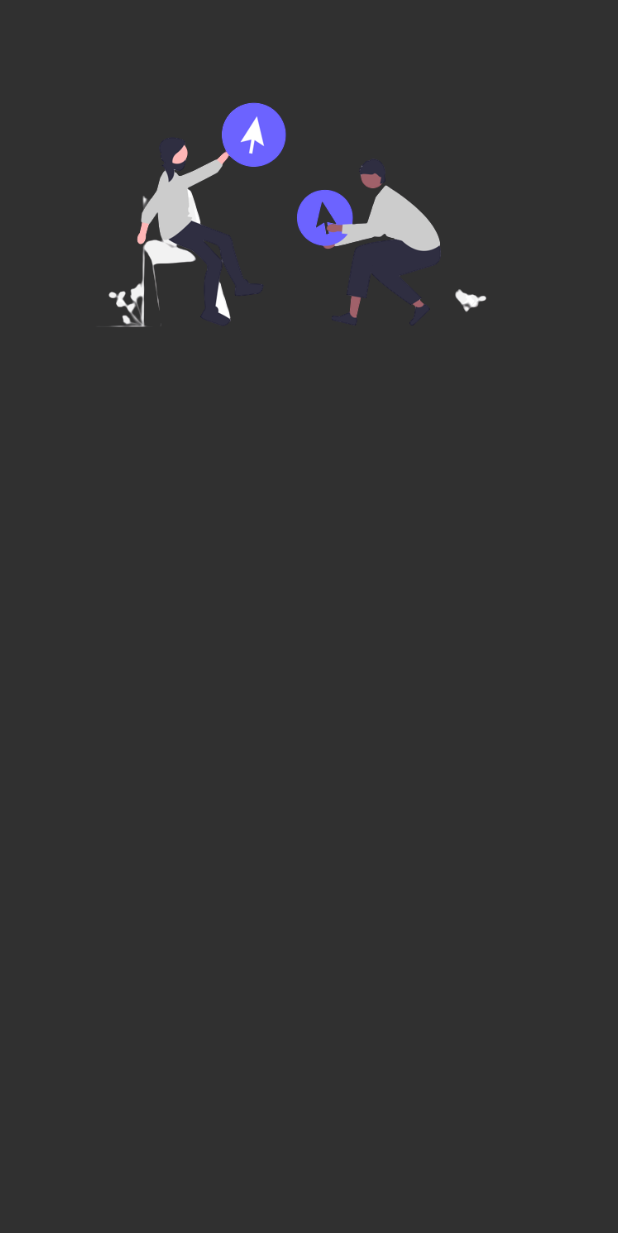
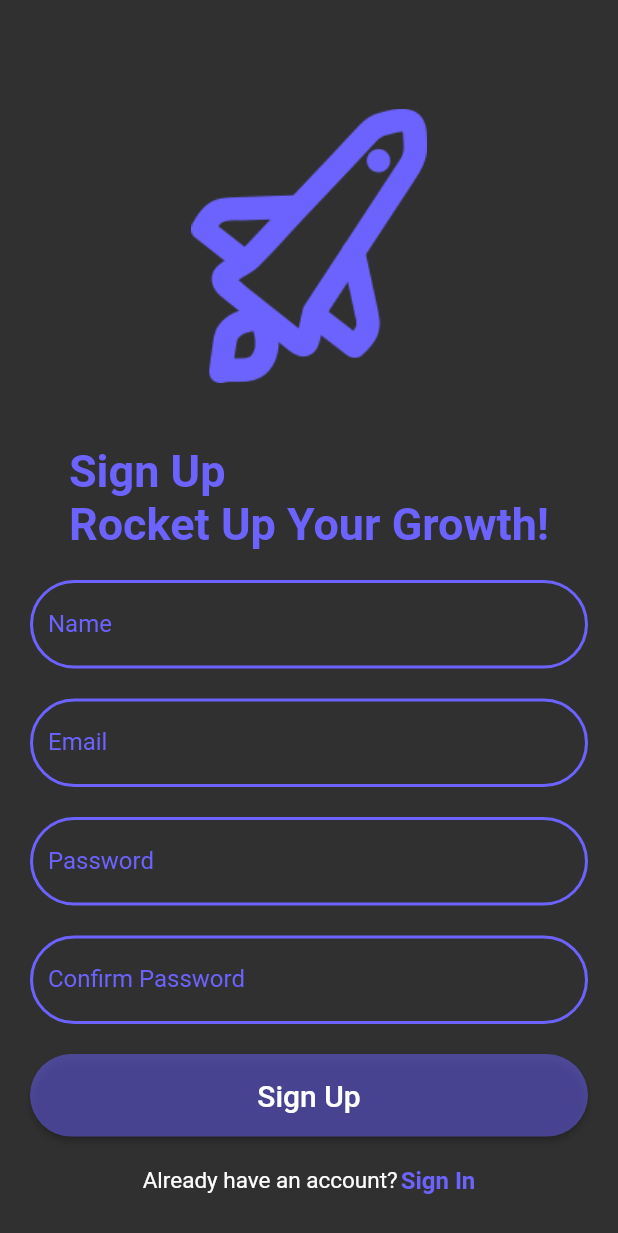
Before and after one commit to shivanshg06/blog_app_flutter, a Flutter app: the SignUpPage screen opened directly, on a phone screen of 412 x 824 dp. Shown: the top 1233 px of the screen. Run offline on Flutter 3.47's test engine with Material 2 defaults, Android fonts, the phone set to English and light mode, and no system bars; missing offline and left inert: onboarding.

Commit message:
signin-signup pages frontend

```diff
--- a/lib/pages/signup.dart
+++ b/lib/pages/signup.dart
@@ -1,7 +1,10 @@
-// ignore_for_file: sized_box_for_whitespace
+// ignore_for_file: sized_box_for_whitespace, prefer_const_constructors
 
 import 'package:blog_app_flutter/pages/signin.dart';
 import 'package:blog_app_flutter/utils/colors.dart';
+import 'package:blog_app_flutter/widgets/app_bars.dart';
+import 'package:blog_app_flutter/widgets/buttons.dart';
+import 'package:blog_app_flutter/widgets/text_fields.dart';
 import 'package:flutter/material.dart';
 
 class SignUpPage extends StatefulWidget {
@@ -12,31 +15,82 @@ class SignUpPage extends StatefulWidget {
 }
 
 class _SignUpPageState extends State<SignUpPage> {
+  TextEditingController nameController = TextEditingController();
+  TextEditingController emailController = TextEditingController();
+  TextEditingController passwordController = TextEditingController();
+  TextEditingController confirmPasswordController = TextEditingController();
+
   @override
   Widget build(BuildContext context) {
     return Scaffold(
+      appBar: hiddenAppBar(),
       body: Container(
         height: MediaQuery.of(context).size.height,
         width: MediaQuery.of(context).size.width,
         padding: EdgeInsets.fromLTRB(
-            20, MediaQuery.of(context).size.height * 0.05, 20, 0),
+            20, MediaQuery.of(context).size.height * 0.02, 20, 0),
         child: SingleChildScrollView(
-            child: Column(
-          children: [
-            Image.asset('assets/images/update-2.png'),
-          ],
-        )),
+          child: Column(
+            mainAxisAlignment: MainAxisAlignment.start,
+            children: [
+              Image.asset('assets/images/rocket.png'),
+              SizedBox(height: MediaQuery.of(context).size.height * 0.05),
+              Text(
+                'Sign Up\nRocket Up Your Growth!',
+                style: TextStyle(
+                  fontSize: 30,
+                  color: accentColor,
+                  fontWeight: FontWeight.bold,
+                ),
+              ),
+              SizedBox(height: 20),
+              textField1(
+                emailController,
+                'Name',
+                TextInputType.name,
+                false,
+              ),
+              SizedBox(height: 20),
+              textField1(
+                emailController,
+                'Email',
+                TextInputType.emailAddress,
+                false,
+              ),
+              SizedBox(height: 20),
+              textField1(
+                passwordController,
+                'Password',
+                TextInputType.visiblePassword,
+                true,
+              ),
+              SizedBox(height: 20),
+              textField1(
+                passwordController,
+                'Confirm Password',
+                TextInputType.visiblePassword,
+                true,
+              ),
+              SizedBox(height: 20),
+              mainButton('Sign Up', context),
+              SizedBox(height: 20),
+              signInOption(),
+            ],
+          ),
+        ),
       ),
     );
   }
 
-  Row signUpOption() {
+  Row signInOption() {
     return Row(
       mainAxisAlignment: MainAxisAlignment.center,
       children: [
         const Text(
           "Already have an account?",
-          style: TextStyle(color: accentColor),
+          style: TextStyle(
+            fontSize: 15,
+          ),
         ),
         const SizedBox(
           width: 2,
@@ -56,31 +110,7 @@ class _SignUpPageState extends State<SignUpPage> {
             style: TextStyle(
               color: accentColor,
               fontWeight: FontWeight.bold,
-            ),
-          ),
-        ),
-      ],
-    );
-  }
-
-  Row forgotPasswordOption() {
-    return Row(
-      mainAxisAlignment: MainAxisAlignment.center,
-      children: [
-        const Text(
-          "Forgot Password?",
-          style: TextStyle(color: accentColor),
-        ),
-        const SizedBox(
-          width: 2,
-        ),
-        GestureDetector(
-          onTap: () {},
-          child: const Text(
-            "Click Here",
-            style: TextStyle(
-              color: accentColor,
-              fontWeight: FontWeight.bold,
+              fontSize: 16,
             ),
           ),
         ),
--- a/lib/screens/onboarding.dart
+++ b/lib/screens/onboarding.dart
@@ -1,7 +1,6 @@
 // ignore_for_file: prefer_const_constructors, sized_box_for_whitespace
 
-import 'package:blog_app_flutter/pages/home.dart';
-import 'package:blog_app_flutter/pages/signup.dart';
+import 'package:blog_app_flutter/pages/signin.dart';
 import 'package:blog_app_flutter/utils/colors.dart';
 import 'package:flutter/material.dart';
 import 'package:onboarding/onboarding.dart';
@@ -56,7 +55,7 @@ class _OnboardingScreenState extends State<OnboardingScreen> {
           Navigator.pushReplacement(
             context,
             MaterialPageRoute(
-              builder: (context) => const SignUpPage(),
+              builder: (context) => const SignInPage(),
             ),
           );
         },
--- a/lib/widgets/app_bars.dart
+++ b/lib/widgets/app_bars.dart
@@ -11,3 +11,10 @@ AppBar mainAppBar({
     centerTitle: centre,
   );
 }
+
+AppBar hiddenAppBar() {
+  return AppBar(
+    elevation: 0,
+    backgroundColor: Colors.transparent,
+  );
+}
--- /dev/null
+++ b/lib/widgets/buttons.dart
@@ -0,0 +1,35 @@
+// ignore_for_file: prefer_const_constructors
+
+import 'package:blog_app_flutter/utils/colors.dart';
+import 'package:flutter/material.dart';
+
+mainButton(String text, BuildContext context) {
+  return Container(
+    width: MediaQuery.of(context).size.width,
+    height: 55,
+    child: ElevatedButton(
+      onPressed: () {},
+      style: ButtonStyle(
+        shape: MaterialStateProperty.all<RoundedRectangleBorder>(
+          RoundedRectangleBorder(borderRadius: BorderRadius.circular(30)),
+        ),
+        backgroundColor: MaterialStateProperty.resolveWith(
+          (states) {
+            return states.contains(MaterialState.pressed)
+                ? accentColor
+                : accentColor.withOpacity(0.5);
+          },
+        ),
+      ),
+      child: Padding(
+        padding: const EdgeInsets.symmetric(vertical: 13),
+        child: Text(
+          text,
+          style: TextStyle(
+            fontSize: 20,
+          ),
+        ),
+      ),
+    ),
+  );
+}
--- /dev/null
+++ b/lib/widgets/text_fields.dart
@@ -0,0 +1,56 @@
+// ignore_for_file: prefer_const_constructors
+
+import 'package:blog_app_flutter/utils/colors.dart';
+import 'package:flutter/material.dart';
+import 'package:flutter/services.dart';
+
+TextField textField1(TextEditingController textEditingController,
+    String display, TextInputType keyboard, bool password) {
+  return TextField(
+    keyboardType: keyboard,
+    controller: textEditingController,
+    obscureText: password,
+    maxLengthEnforcement: MaxLengthEnforcement.enforced,
+    cursorColor: accentColor,
+    decoration: InputDecoration(
+      label: Text(
+        display,
+        style: TextStyle(
+          color: accentColor,
+        ),
+      ),
+      border: OutlineInputBorder(
+        borderRadius: BorderRadius.all(Radius.circular(30)),
+        borderSide: BorderSide(
+          width: 1,
+          style: BorderStyle.solid,
+          color: accentColor,
+        ),
+      ),
+      focusedBorder: OutlineInputBorder(
+        borderRadius: BorderRadius.all(Radius.circular(30)),
+        borderSide: BorderSide(
+          width: 2,
+          style: BorderStyle.solid,
+          color: accentColor,
+        ),
+      ),
+      enabledBorder: OutlineInputBorder(
+        borderRadius: BorderRadius.all(Radius.circular(30)),
+        borderSide: BorderSide(
+          width: 2,
+          style: BorderStyle.solid,
+          color: accentColor,
+        ),
+      ),
+      disabledBorder: OutlineInputBorder(
+        borderRadius: BorderRadius.all(Radius.circular(30)),
+        borderSide: BorderSide(
+          width: 2,
+          style: BorderStyle.solid,
+          color: accentColor,
+        ),
+      ),
+    ),
+  );
+}
```
Also changed, not shown: lib/pages/signin.dart (+121 -3 lines), assets/images/bar-chart.png (added), assets/images/person.png (added), assets/images/rocket.png (added).
